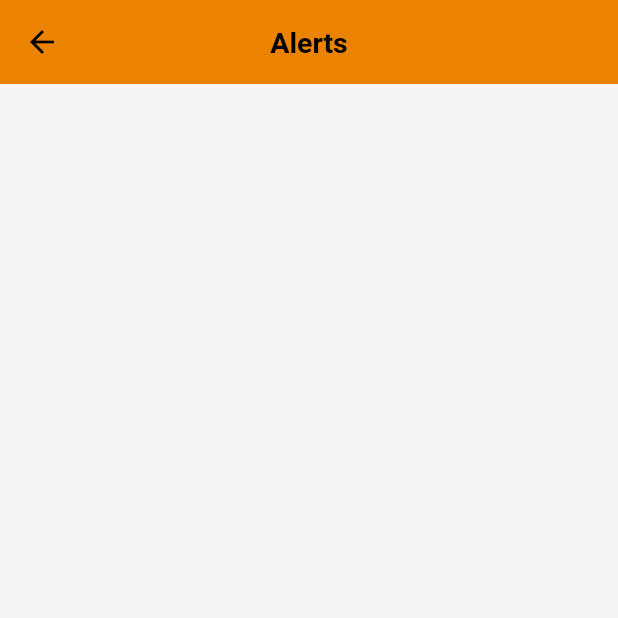
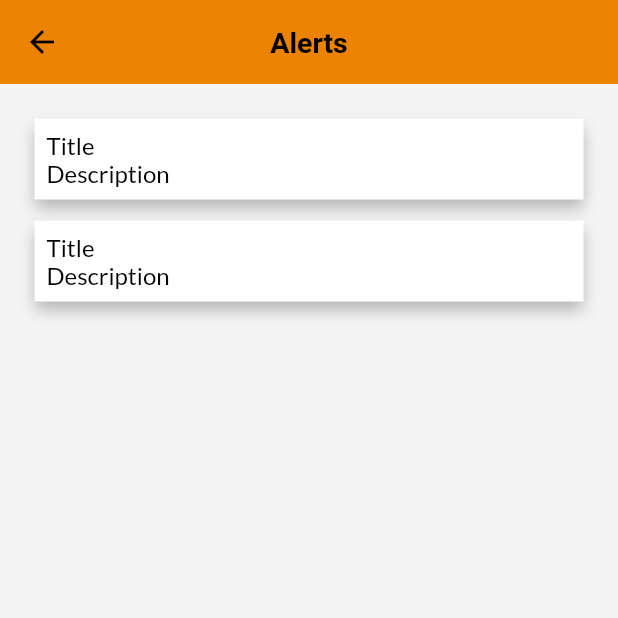
Before and after one commit to Samjay1/akwaabaV1, a Flutter app: the AlertsPage screen opened directly, on a phone screen of 412 x 824 dp, the top half of it. Run offline on Flutter 3.47's test engine with Material 2 defaults, Android fonts, the light colour scheme and no system bars; our stand-ins replace cached_network_image, device_info_plus, equatable, file_picker, flutter_datetime_picker, flutter_svg and 7 more; accounts and stored records are empty.

Commit message:
added alerts

```diff
--- a/lib/screens/alerts_page.dart
+++ /dev/null
@@ -1,23 +0,0 @@
-import 'package:flutter/material.dart';
-
-class AlertsPage extends StatefulWidget {
-  const AlertsPage({Key? key}) : super(key: key);
-
-  @override
-  State<AlertsPage> createState() => _AlertsPageState();
-}
-
-class _AlertsPageState extends State<AlertsPage> {
-  @override
-  Widget build(BuildContext context) {
-    return Scaffold(
-      appBar: AppBar(
-        title: const Text("Alerts"),
-      ),
-      body: const Padding(
-        padding: EdgeInsets.all(16),
-
-      ),
-    );
-  }
-}
--- /dev/null
+++ b/lib/versionOne/alerts_page.dart
@@ -0,0 +1,52 @@
+import 'package:flutter/material.dart';
+
+class AlertsPage extends StatefulWidget {
+  const AlertsPage({Key? key}) : super(key: key);
+
+  @override
+  State<AlertsPage> createState() => _AlertsPageState();
+}
+
+class _AlertsPageState extends State<AlertsPage> {
+  @override
+  Widget build(BuildContext context) {
+    return Scaffold(
+      appBar: AppBar(
+        title: const Text("Alerts"),
+      ),
+      body: Padding(
+        padding: const EdgeInsets.all(16),
+        child: Column(
+          children: [
+            alertItem(title: 'Title', description: 'Description'),
+            alertItem(title: 'Title', description: 'Description')
+          ],
+        ),
+
+      ),
+    );
+  }
+
+  Widget alertItem({var title, var description}){
+    return Container(
+        width: MediaQuery.of(context).size.width,
+        margin: const EdgeInsets.all(7),
+        padding: const EdgeInsets.all(8),
+        decoration: const BoxDecoration(
+            color: Colors.white,
+            boxShadow: [BoxShadow(
+                color: Colors.black26,
+                blurRadius: 8.0,
+                offset: Offset(0,6)
+            )]
+        ),
+        child: Column(
+          crossAxisAlignment: CrossAxisAlignment.start,
+          children: [
+            Text('$title'),
+            Text('$description')
+          ],
+        )
+    );
+  }
+}
```
Also changed, not shown: lib/versionOne/main_page.dart (+31 -0 lines).
